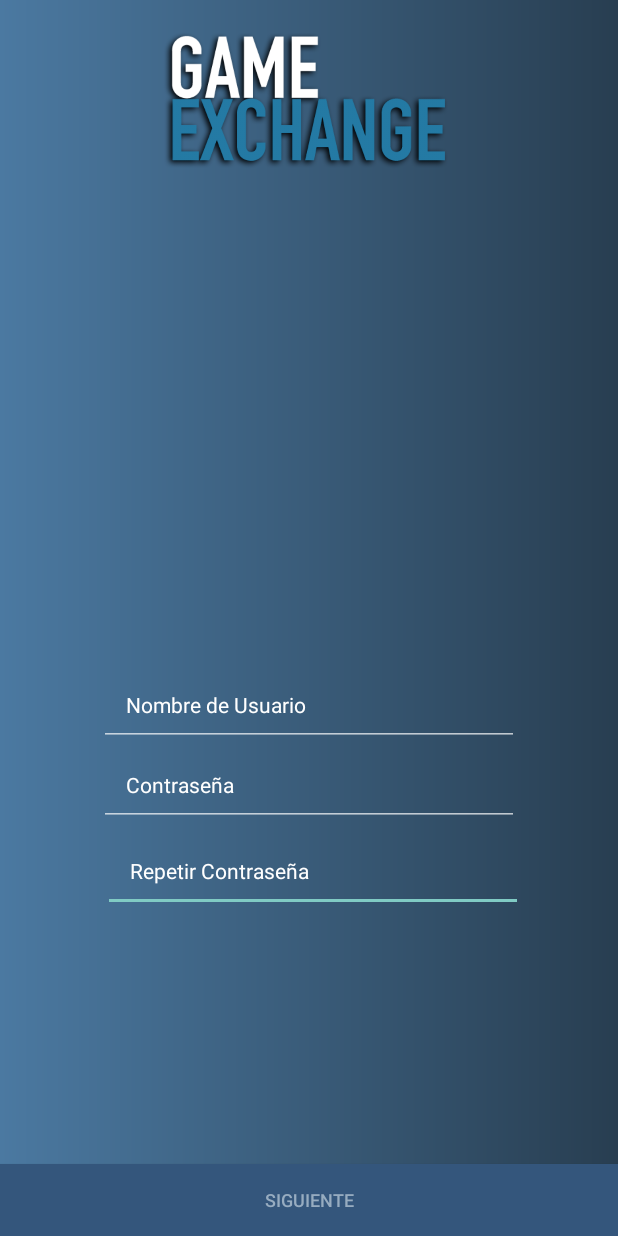
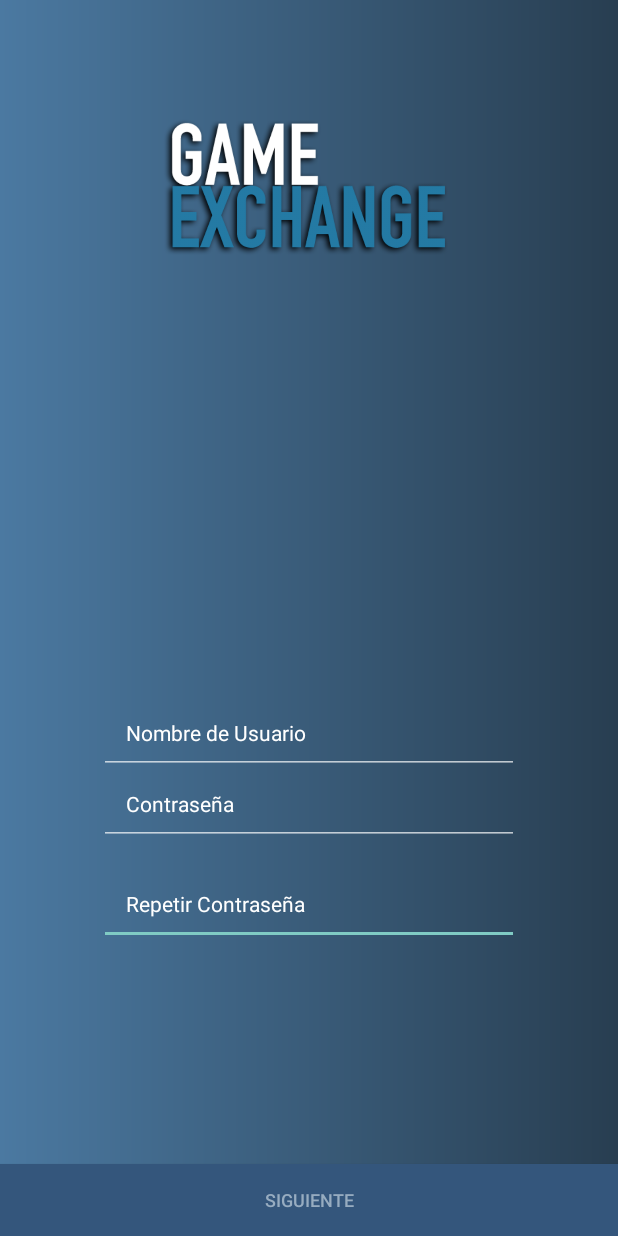
Before and after one commit to JoonGB/GameExangeApp, an Android app: the RegistroActivity screen opened directly, with no data from a screen before it, on a phone screen of 412 x 824 dp. Run offline under Robolectric (Android 15) with nearby library versions, the phone set to English and light mode, and no system bars.

Commit message:
#11 Registro casi acabado

```diff
--- a/app/src/main/java/gameexange/com/gameexangeapp/controllers/services/RegistroService.java
+++ b/app/src/main/java/gameexange/com/gameexangeapp/controllers/services/RegistroService.java
@@ -10,9 +10,8 @@ import retrofit2.http.POST;
 
 public interface RegistroService {
 
-
-    @POST("/api/users")
-    Call<User> registerAccount(
+    @POST("api/register")
+    Call<Void> registerAccount(
             @Body User user
     );
 
--- a/app/src/main/java/gameexange/com/gameexangeapp/util/CustomProperties.java
+++ b/app/src/main/java/gameexange/com/gameexangeapp/util/CustomProperties.java
@@ -9,5 +9,5 @@ public class CustomProperties {
     public static String clientSecret = "my-secret-token-to-change-in-production";
     public static String grantType = "password";
     public static String scope = "read write";
-    public static String baseUrl = "http://192.168.2.1:8080"; //Poner la ip de tu máquina y no pushear este fichero
+    public static String baseUrl = "http://192.168.22.54:8080"; //Poner la ip de tu máquina y no pushear este fichero
 }
--- a/app/src/main/res/layout/activity_registro.xml
+++ b/app/src/main/res/layout/activity_registro.xml
@@ -11,32 +11,31 @@
         android:id="@+id/pass2"
         android:layout_width="280dp"
         android:layout_height="wrap_content"
+        android:layout_marginBottom="146dp"
+        android:layout_marginLeft="0dp"
         android:hint="Repetir Contraseña"
         android:padding="18dp"
+        android:singleLine="true"
         android:textColor="@android:color/white"
         android:textColorHint="@android:color/white"
         android:textSize="14sp"
+        app:layout_constraintBottom_toTopOf="@+id/btnRegistro"
+        app:layout_constraintLeft_toLeftOf="@+id/pass"
         tools:layout_conversion_absoluteHeight="57dp"
         tools:layout_conversion_absoluteWidth="328dp"
         tools:layout_conversion_absoluteX="16dp"
-        tools:layout_conversion_absoluteY="323dp"
-        android:layout_marginBottom="168dp"
-        app:layout_constraintBottom_toTopOf="@+id/btnRegistro"
-        android:layout_marginLeft="8dp"
-        app:layout_constraintLeft_toLeftOf="parent"
-        android:layout_marginRight="8dp"
-        app:layout_constraintRight_toRightOf="parent"
-        app:layout_constraintHorizontal_bias="0.522" />
+        tools:layout_conversion_absoluteY="323dp" />
 
     <EditText
         android:id="@+id/username"
         android:layout_width="280dp"
         android:layout_height="wrap_content"
-        android:layout_marginBottom="-2dp"
+        android:layout_marginBottom="-8dp"
         android:layout_marginLeft="8dp"
         android:layout_marginRight="8dp"
         android:hint="Nombre de Usuario"
         android:padding="18dp"
+        android:singleLine="true"
         android:textColor="@android:color/white"
         android:textColorHint="@android:color/white"
         android:textSize="14sp"
@@ -52,27 +51,28 @@
         android:id="@+id/pass"
         android:layout_width="280dp"
         android:layout_height="wrap_content"
+        android:layout_marginBottom="11dp"
+        android:layout_marginLeft="8dp"
+        android:layout_marginRight="8dp"
         android:hint="Contraseña"
         android:padding="18dp"
+        android:singleLine="true"
         android:textColor="@android:color/white"
         android:textColorHint="@android:color/white"
         android:textSize="14sp"
+        app:layout_constraintBottom_toTopOf="@+id/pass2"
+        app:layout_constraintLeft_toLeftOf="parent"
+        app:layout_constraintRight_toRightOf="parent"
         tools:layout_conversion_absoluteHeight="57dp"
         tools:layout_conversion_absoluteWidth="328dp"
         tools:layout_conversion_absoluteX="16dp"
-        tools:layout_conversion_absoluteY="323dp"
-        android:layout_marginBottom="2dp"
-        app:layout_constraintBottom_toTopOf="@+id/pass2"
-        android:layout_marginRight="8dp"
-        app:layout_constraintRight_toRightOf="parent"
-        android:layout_marginLeft="8dp"
-        app:layout_constraintLeft_toLeftOf="parent" />
+        tools:layout_conversion_absoluteY="323dp" />
 
     <ImageView
         android:id="@+id/imageView"
         android:layout_width="0dp"
         android:layout_height="100dp"
-        android:layout_marginTop="16dp"
+        android:layout_marginTop="74dp"
         android:src="@drawable/logo"
         app:layout_constraintHorizontal_bias="0.0"
         app:layout_constraintLeft_toLeftOf="parent"
```
Also changed, not shown: app/src/main/java/gameexange/com/gameexangeapp/controllers/activitites/RegistroActivity.java (+5 -5 lines), app/src/main/java/gameexange/com/gameexangeapp/controllers/managers/RegistroManager.java (+5 -4 lines), 54 other files.
